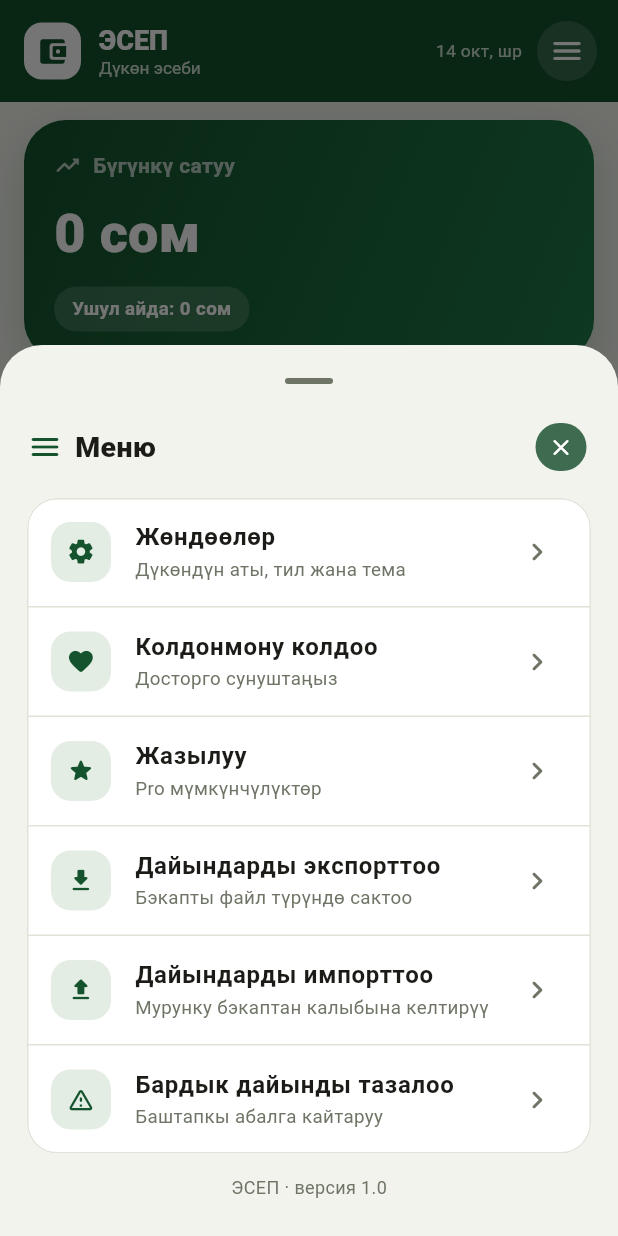
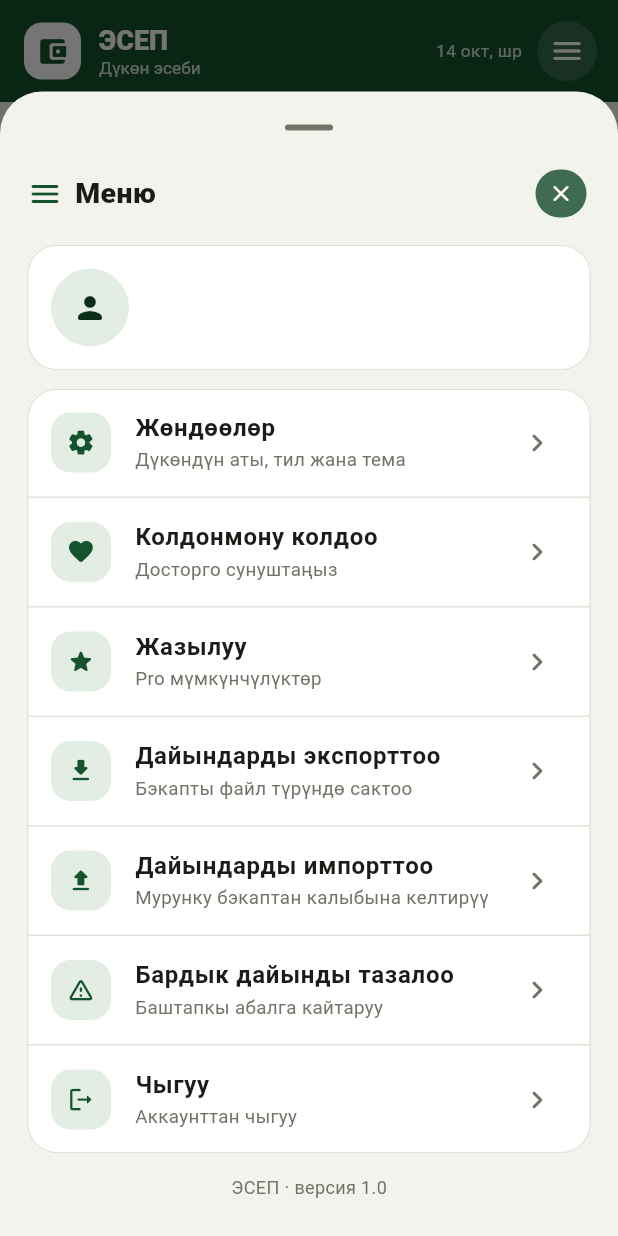
Before and after one commit to ysmaiilov/esep_pro, a Flutter app: the screen it shows once a user with an empty profile is signed in, after a tap on the "menu" icon, on a phone screen of 412 x 824 dp. Run offline on Flutter 3.47's test engine with Material 3 defaults, Android fonts, the phone set to English and light mode, and no system bars; our stand-ins replace file_picker, firebase_auth, firebase_core, google_sign_in, pdf, printing and 2 more; accounts and stored records are empty.

Commit message:
Menu: show signed-in profile (photo, name, email) and add sign-out
Co-Authored-By: Claude Haiku 5.5 <noreply@anthropic.com>
Claude-Session: https://claude.ai/code/session_018jCY9wrVk54qBTLQj6rcst

```diff
--- a/lib/lang.dart
+++ b/lib/lang.dart
@@ -363,6 +363,9 @@ const Map<String, Map<String, String>> kStrings = {
     'login_google': 'Google менен кирүү',
     'login_cancelled': 'Кирүү жокко чыгарылды',
     'login_error': 'Кирүүдө ката кетти, кайра аракет кылыңыз',
+    'logout': 'Чыгуу',
+    'logout_desc': 'Аккаунттан чыгуу',
+    'logout_confirm': 'Аккаунттан чыгасызбы?',
     'app_version': 'ЭСЕП · версия',
   },
   'ru': {
@@ -725,6 +728,9 @@ const Map<String, Map<String, String>> kStrings = {
     'login_google': 'Войти через Google',
     'login_cancelled': 'Вход отменён',
     'login_error': 'Ошибка входа, попробуйте ещё раз',
+    'logout': 'Выйти',
+    'logout_desc': 'Выход из аккаунта',
+    'logout_confirm': 'Выйти из аккаунта?',
     'app_version': 'ЭСЕП · версия',
   },
 };
--- a/lib/sheets.dart
+++ b/lib/sheets.dart
@@ -5,6 +5,7 @@ import 'package:flutter/material.dart';
 import 'package:path_provider/path_provider.dart';
 import 'package:printing/printing.dart';
 import 'package:share_plus/share_plus.dart';
+import 'auth.dart';
 import 'lang.dart';
 import 'pdf_gen.dart';
 import 'store.dart';
@@ -1129,6 +1130,33 @@ void openSupplierSheet(BuildContext c, [M? ex]) {
 // =====================================================================
 //  MENU, SETTINGS, SUPPORT, SUBSCRIBE, EXPORT, IMPORT, RESET
 // =====================================================================
+/// Колдонуучунун профили: Google сүрөтү, аты жана email.
+Widget _profileCard(BuildContext ctx) {
+  final u = currentUser;
+  if (u == null) return const SizedBox.shrink();
+  final photo = u.photoURL;
+  return AppCard(
+    child: Row(children: [
+      CircleAvatar(
+          radius: 26,
+          backgroundImage: photo != null ? NetworkImage(photo) : null,
+          child: photo == null ? const Icon(Icons.person_rounded) : null),
+      const SizedBox(width: 12),
+      Expanded(
+          child: Column(crossAxisAlignment: CrossAxisAlignment.start, children: [
+        Text(u.displayName ?? '', style: const TextStyle(fontWeight: FontWeight.w800, fontSize: 16)),
+        Text(u.email ?? '', style: TextStyle(color: ctx.muted, fontSize: 12.5)),
+      ])),
+    ]),
+  );
+}
+
+Future<void> _confirmLogout(BuildContext c) async {
+  final ok = await confirmDialog(c, tr('logout_confirm'), yes: tr('logout'), danger: false);
+  if (!ok) return;
+  await signOut();
+}
+
 void openMenuSheet(BuildContext c) {
   Widget item(BuildContext ctx, IconData ic, String t, String d, VoidCallback f) => ListTile(
         leading: IconBox(ic, size: 40),
@@ -1143,6 +1171,8 @@ void openMenuSheet(BuildContext c) {
   openSheet(
       c,
       (ctx) => SheetBody(title: tr('menu'), icon: Icons.menu_rounded, children: [
+            _profileCard(ctx),
+            const SizedBox(height: 12),
             AppCard(
               padding: EdgeInsets.zero,
               child: Column(
@@ -1153,6 +1183,7 @@ void openMenuSheet(BuildContext c) {
                 item(ctx, Icons.download_rounded, tr('export'), tr('export_desc'), () => openExportSheet(c)),
                 item(ctx, Icons.upload_rounded, tr('import'), tr('import_desc'), () => _importFlow(c)),
                 item(ctx, Icons.warning_amber_rounded, tr('reset'), tr('reset_desc'), () => openResetSheet(c)),
+                item(ctx, Icons.logout_rounded, tr('logout'), tr('logout_desc'), () => _confirmLogout(c)),
               ])),
             ),
             const SizedBox(height: 14),
```
